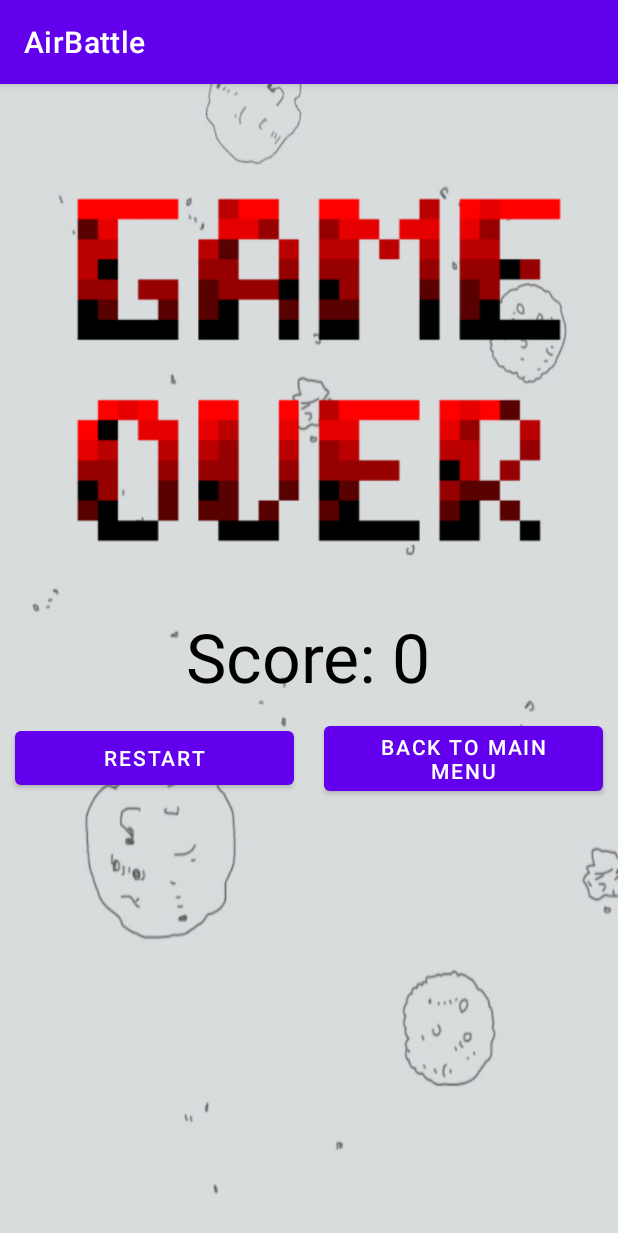
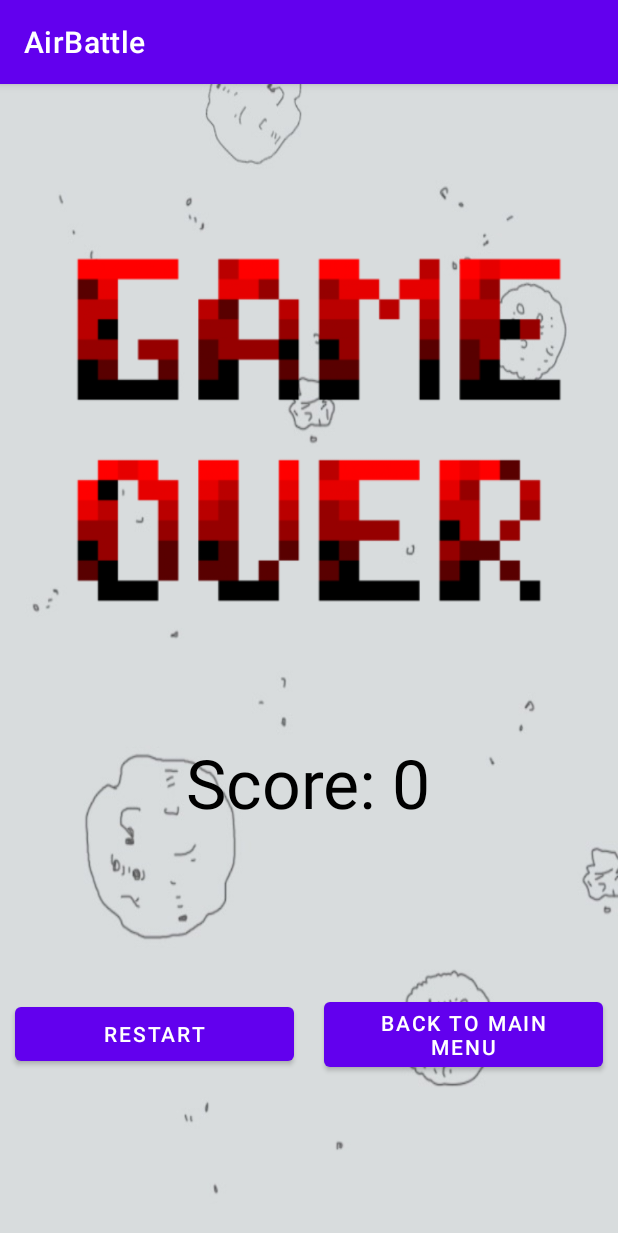
Before and after one commit to kevinyya/AIrBattle, an Android app: the GameOver screen opened directly, with no data from a screen before it, on a phone screen of 412 x 824 dp. Shown: the top 1233 px of the screen. Run offline under Robolectric (Android 15) with nearby library versions, the phone set to English and light mode, and no system bars; our stand-ins replace Room's generated code.

Commit message:
Revised Game Over Layout

```diff
--- a/app/src/main/java/com/example/airbattle/Game.java
+++ b/app/src/main/java/com/example/airbattle/Game.java
@@ -48,7 +48,7 @@ public class Game {
     private long lastSpawnTime;
     private long spawnInterval = 5000; // Spawn an enemy every 2 seconds
     private long lastBulletTime; // Track last bullet spawn time
-    private long bulletInterval = 500; // Shoot a bullet every 1 second
+    private long bulletInterval = 1000; // Shoot a bullet every 1 second
 
     private long elapsedTime = 0; // Track elapsed time in milliseconds
     private final long increaseSpawnRateInterval = 60000; // 1 minute in milliseconds
--- a/app/src/main/res/layout/activity_gameover.xml
+++ b/app/src/main/res/layout/activity_gameover.xml
@@ -13,7 +13,9 @@
         android:layout_alignParentBottom="true"
         android:orientation="vertical"
         android:gravity="center"
-        app:layout_constraintTop_toTopOf="parent" >
+        android:layout_marginTop="40dp"
+        app:layout_constraintTop_toTopOf="parent"
+        >
 
         <ImageView
             android:id="@+id/gameover_image"
@@ -21,8 +23,7 @@
             android:layout_height="281dp"
             android:layout_centerHorizontal="true"
             android:layout_marginTop="50dp"
-            android:src="@drawable/gameover"
-            app:layout_constraintTop_toTopOf="parent" />
+            android:src="@drawable/gameover"/>
 
         <TextView
             android:id="@+id/score_text"
@@ -30,7 +31,7 @@
             android:layout_height="wrap_content"
             android:layout_below="@id/gameover_image"
             android:layout_centerHorizontal="true"
-            android:layout_marginTop="20dp"
+            android:layout_marginTop="64dp"
             android:text="Score: 0"
             android:textColor="#000000"
             android:textSize="45sp"
@@ -42,8 +43,8 @@
             android:layout_alignParentBottom="true"
             android:orientation="horizontal"
             android:gravity="center"
-            android:layout_marginBottom="30dp"
-            app:layout_constraintBottom_toBottomOf="@id/overallLL"
+            android:layout_marginTop="100dp"
+            app:layout_constraintTop_toBottomOf="@id/score_text"
             >
 
             <Button
```
